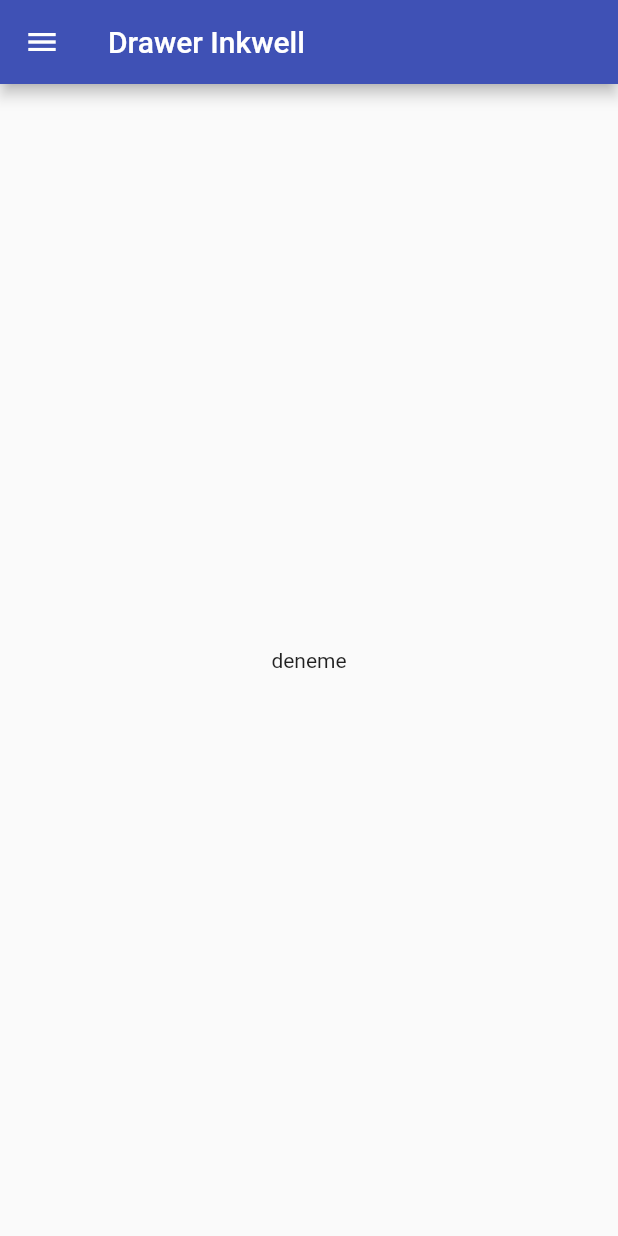
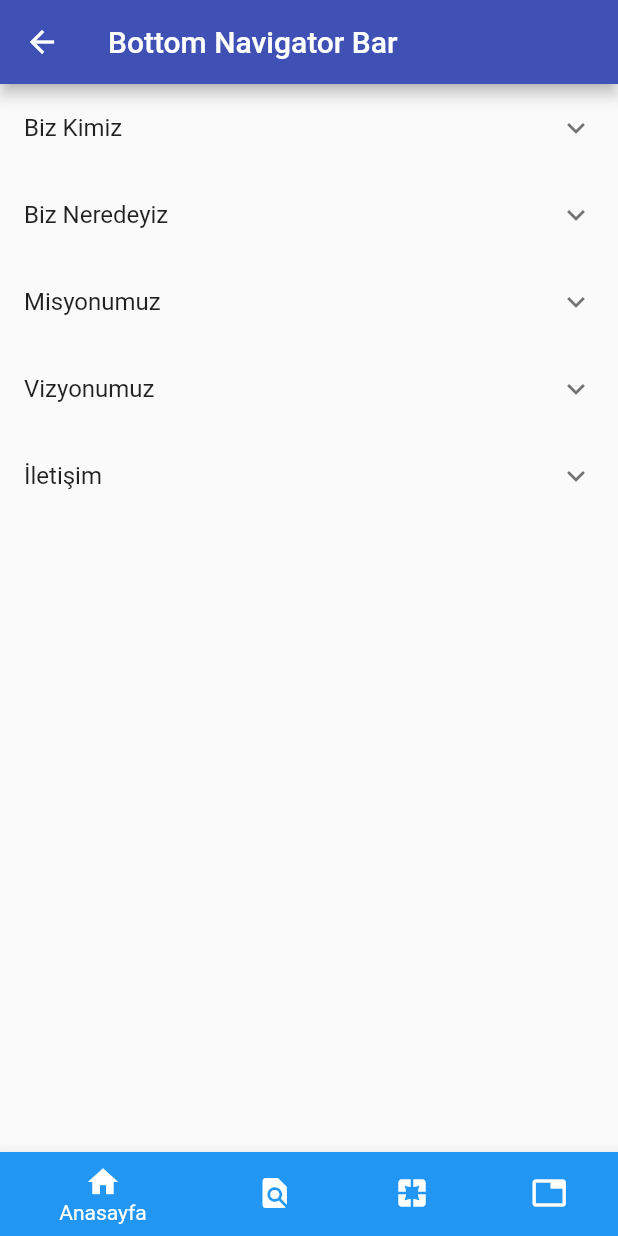
Before and after one commit to aoguz1/flutterLearn, a Flutter app: the screen it shows after launch, on a phone screen of 412 x 824 dp. Run offline on Flutter 3.47's test engine with Material 2 defaults, Android fonts, the phone set to English and light mode, and no system bars; our stand-ins replace date_format, flare_flutter, fluttertoast, google_fonts, rive.

Commit message:
tabbar , bottomNavigationBar vb widgetler  üzerinde calisildi

```diff
--- /dev/null
+++ b/lib/bottom_nvgtr_tabBars.dart/anasayfa.dart
@@ -0,0 +1,57 @@
+import 'package:flutter/material.dart';
+
+import 'models/model.dart';
+
+class AnasayfaBottom extends StatefulWidget {
+
+    AnasayfaBottom(Key k) : super(key : k);
+
+  @override
+  _AnasayfaBottomState createState() => _AnasayfaBottomState();
+}
+
+class _AnasayfaBottomState extends State<AnasayfaBottom> {
+  List<Veri> tumVeriler;
+
+  @override
+  void initState() {
+    // TODO: implement initState
+    super.initState();
+    tumVeriler = [
+      Veri("Biz Kimiz", false, "Biz kimiz içeriği buraya gelecek"),
+      Veri("Biz Neredeyiz", false, "Biz neredeyiz içeriği buraya gelecek"),
+      Veri("Misyonumuz", false, "Misyonumuz içeriği buraya gelecek"),
+      Veri("Vizyonumuz", false, "Vizyonumuz içeriği buraya gelecek"),
+      Veri("İletişim", false, "İletişim içeriği buraya gelecek"),
+    ];
+  }
+
+  @override
+  Widget build(BuildContext context) {
+    return Container(
+      child: ListView.builder(
+        itemCount: tumVeriler.length,
+        itemBuilder: (BuildContext context, int index) {
+          return ExpansionTile(
+            key: PageStorageKey("$index"),   // bu bölümde birden çok index ve açılır kapanır menu olduğu için key değerlerinin index'e göre tutulması uygun olandir. Arama sayfasında ise bu tarz bir şey kullanmadık çünkü oraya gönderdiğimiz key sayfanın bulunduğu konumu tutuyordu.
+            initiallyExpanded: tumVeriler[index].expanded,
+            title: Text(tumVeriler[index].title),
+            children: <Widget>[
+              Container(
+                child: Padding(
+                  padding: const EdgeInsets.all(16.0),
+                  child: Text(tumVeriler[index].icerik),
+                ),
+                height: 100,
+                width: double.infinity,
+                color: index % 2 == 0
+                    ? Colors.blue.shade300
+                    : Colors.yellow.shade100,
+              )
+            ],
+          );
+        },
+      ),
+    );
+  }
+}
--- /dev/null
+++ b/lib/bottom_nvgtr_tabBars.dart/bottom_navigation_bar.dart
@@ -0,0 +1,100 @@
+import 'package:flutter/material.dart';
+import 'package:listeler2/bottom_nvgtr_tabBars.dart/anasayfa.dart';
+import 'package:listeler2/bottom_nvgtr_tabBars.dart/arama.dart';
+import 'package:listeler2/bottom_nvgtr_tabBars.dart/page_view.dart';
+import 'package:listeler2/bottom_nvgtr_tabBars.dart/tabbar.dart';
+
+
+import 'package:listeler2/main.dart';
+
+class BottomNvgtrBar extends StatefulWidget {
+  BottomNvgtrBar({Key key}) : super(key: key);
+
+  @override
+  _BottomNvgtrBarState createState() => _BottomNvgtrBarState();
+}
+
+class _BottomNvgtrBarState extends State<BottomNvgtrBar> {
+  int seciliIndex = 0;
+  List<Widget> tumsayfalar;
+  AnasayfaBottom sayfaAna;
+  AramaSayfasi sayfaArama;
+  PageViewOrnek sayfaPageView;
+  var aramaSayfaKeyStorage = PageStorageKey("arama_key");
+  var anasayfaKeyStorage = PageStorageKey("anasayfa_key"); // burada tanımladığımız "anasayfa_key" değerini diğer pageStorageKeyler ile ayrılması içindir.
+
+  @override
+  void initState() {
+    // TODO: implement initState
+    super.initState();
+    sayfaAna = AnasayfaBottom(anasayfaKeyStorage); // yukarıda tanımlamış olduğumuz  pageStorageKey'leri oluşturuğumuz dart dosylarına gönderiyoruz , gönderdiğimiz keyleri dosyalarda consructor tanımlayarak almamız gerekli
+    sayfaPageView = PageViewOrnek();
+    sayfaArama = AramaSayfasi(aramaSayfaKeyStorage);
+    tumsayfalar = [
+      sayfaAna,
+      sayfaArama,
+      sayfaPageView
+    ]; // ayrı dart dosyalarında oluşturduğumuz(anasayfa.dart , arama.dart) dosyalarını üst tarafta tanımlaryıp dosyaların class adlarını kullanarak ilk onlardan bir nesne oluşturup yukarıda tanımladığımız değişkenlere atıp onlardan nesneler oluştutup oluşturduğumuz deişkenleri bir liste içine atıp , liste ile kolay bir şekilde  sayfa yönetimi yapabilir hale geldik.
+  }
+
+  @override
+  Widget build(BuildContext context) {
+    return Container(
+      child: Scaffold(
+        appBar: AppBar(
+          title: Text("Bottom Navigator Bar"),
+        ),
+        body: seciliIndex <= tumsayfalar.length -1
+            ? tumsayfalar[seciliIndex]
+            : tumsayfalar[0],
+        bottomNavigationBar: bottomNavMenu(),
+      ),
+    );
+  }
+
+  Theme bottomNavMenu() {
+    return Theme(
+      data: ThemeData(
+        canvasColor: Colors.teal
+            .shade100, // theme data üzerinde istediğimiz gibi      özelleştirmeler yapabiliriz.
+        primaryColor: Colors.black,
+      ),
+      child: BottomNavigationBar(
+        items: <BottomNavigationBarItem>[
+          BottomNavigationBarItem(
+              icon: Icon(Icons.home),
+              title: Text("Anasayfa"),
+              backgroundColor: Colors.blue),
+          BottomNavigationBarItem(
+              icon: Icon(Icons.find_in_page),
+              title: Text("Arama"),
+              activeIcon: Icon(Icons
+                  .business_center), // üzerinde tıkladığında burada vereceğimiz icon devreye girer.
+              backgroundColor: Colors.teal),
+          BottomNavigationBarItem(
+              icon: Icon(Icons.pages),
+              title: Text("Page View"),
+              backgroundColor: Colors.grey),
+          BottomNavigationBarItem(
+              icon: Icon(Icons.tab),
+              title: Text("Tabbar Örnek"),
+              backgroundColor: Colors.brown),
+
+        ],
+        currentIndex: seciliIndex,
+        type: BottomNavigationBarType
+            .shifting, //fixed tipinde verdiğimiz backgrouncolor ve (biz burada theme içine verip canvasColors'da verdik fakat background colorda da verilebilir. Fixed'de background veya themedata içine verdiğimizrenk işlem yapar, shiftingde ise her iteme verdiğimiz degeri tabbarda görmüş oluruz tabi bunun için gerekli setState kurgusunu tamamlamamız lazım )
+        onTap: (index) {
+          setState(() {
+            seciliIndex =index; // type  değeri shifting olduğunda index te bulunan renk değerini tüm alt bara uygular.
+
+
+            if (seciliIndex==3) {
+              Navigator.push(context , MaterialPageRoute(builder: (context)=>TabBarOrnek()));
+            }
+          });
+        },
+      ),
+    );
+  }
+}
--- /dev/null
+++ b/lib/bottom_nvgtr_tabBars.dart/models/model.dart
@@ -0,0 +1,7 @@
+class Veri {
+  String title;
+  bool expanded;
+  String icerik;
+
+  Veri(this.title,this.expanded,this.icerik);
+}
--- a/lib/main.dart
+++ b/lib/main.dart
@@ -1,5 +1,7 @@
 import 'package:flutter/material.dart';
 import 'package:google_fonts/google_fonts.dart';
+import 'package:listeler2/bottom_nvgtr_tabBars.dart/bottom_navigation_bar.dart';
+
 import 'package:listeler2/chapter_1/ui/myapp.dart';
 import 'package:listeler2/custom_scrolls_sliver.dart';
 import 'package:listeler2/draver_inkwell.dart';
@@ -9,6 +11,7 @@ import 'package:listeler2/rive.dart';
 import 'package:listeler2/stepper.dart';
 import 'package:listeler2/tarihSaat.dart';
 import 'package:listeler2/textform_fieldOrnek.dart';
+
 import 'custom_scrolls_sliver.dart';
 import 'diger_formElemanlari.dart';
 import 'form_islem.dart';
@@ -42,7 +45,7 @@ void main()=> runApp(Anasayfa());
     // tanumlaması : "/CPage/GPage/FPage" : (context)=> FSayfasi(),
     //-----
 
-    initialRoute: '/DraverInkwell',
+    initialRoute: '/BottomNavigation',
 
     routes: {
       // route işlemleri ile string karakterlere atadığımız değerleri sayflar arası geçişlerde kullanabiliriz.
@@ -64,6 +67,7 @@ void main()=> runApp(Anasayfa());
       '/StepperOrnek': (context) => StepperO(),
       '/FontKullanimi': (context) => FontKullanimi(),
       '/DraverInkwell' : (context) => DraverInkwell(),
+      '/BottomNavigation' : (context) => BottomNvgtrBar(),
     },
 
     onGenerateRoute: (RouteSettings settings) {
@@ -82,5 +86,5 @@ void main()=> runApp(Anasayfa());
 
     //home:NavigasyonIslemleri(),
   );
-   }
  }
+}
--- a/lib/navigator_islem.dart
+++ b/lib/navigator_islem.dart
@@ -1,4 +1,5 @@
 import 'package:flutter/material.dart';
+
 class NavigasyonIslemleri extends StatelessWidget {
   String baslik = "B Sayfası";
   @override
@@ -9,7 +10,8 @@ class NavigasyonIslemleri extends StatelessWidget {
         title: Text("Navigator app bar"),
       ),
       body: Center(
-            child: Column(children: <Widget>[
+        child: ListView(
+          children: <Widget>[
             RaisedButton(
                 child: Text(
                   "A Sayfasına Gitxs",
@@ -68,12 +70,11 @@ class NavigasyonIslemleri extends StatelessWidget {
             RaisedButton(
               child: Text("E sayfasına git ve geri gelme"),
               onPressed: () {
-              Navigator.pushReplacement(
-                  context, MaterialPageRoute(builder: (context) => ESayfasi()));
+                Navigator.pushReplacement(context,
+                    MaterialPageRoute(builder: (context) => ESayfasi()));
                 debugPrint("e sayfası calıştı");
               },
             ),
-
             RaisedButton(
               color: Colors.orange,
               child: Text("Form İşlemlerine Git"),
@@ -88,8 +89,6 @@ class NavigasyonIslemleri extends StatelessWidget {
                 Navigator.pushNamed(context, "/riveSayfa");
               },
             ),
-
-
             RaisedButton(
               color: Colors.orange,
               child: Text("TextField islemlerine git"),
@@ -100,54 +99,48 @@ class NavigasyonIslemleri extends StatelessWidget {
             RaisedButton(
               child: Text("Listeler Sayfasına Git"),
               onPressed: () => {
-
                 Navigator.pushNamed(context, "/ListeSayfasi"),
               },
             ),
-
             RaisedButton(
               child: Text("Diger form elemanlari"),
               onPressed: () => {
-
                 Navigator.pushNamed(context, "/DigerFromEleman"),
               },
             ),
-
             RaisedButton(
               child: Text("Tarih saat işlemlerine git"),
               onPressed: () => {
-
                 Navigator.pushNamed(context, "/TarihSaat"),
               },
             ),
-
-
             RaisedButton(
               child: Text("Stepper örneğine git"),
               onPressed: () => {
-
                 Navigator.pushNamed(context, "/StepperOrnek"),
               },
             ),
-
             RaisedButton(
               child: Text("Font Kullanımı"),
               onPressed: () => {
-
                 Navigator.pushNamed(context, "/FontKullanimi"),
               },
             ),
-
             RaisedButton(
               child: Text("Draver ve Inkwell kullanımı"),
               onPressed: () => {
-
                 Navigator.pushNamed(context, "/DraverInkwell"),
               },
             ),
-
-
-        ])));
+            RaisedButton(
+              onPressed: () =>
+                  {Navigator.pushNamed(context, "/BottomNavigation")},
+              child: Text("Bottom Navigator Örneğine Git"),
+            ),
+          ],
+        ),
+      ),
+    );
   }
 }
 
@@ -162,7 +155,7 @@ class ListeSinifi extends StatelessWidget {
           itemCount: 30,
           itemBuilder: (context, int index) {
             return GestureDetector(
-              onTap: (){
+              onTap: () {
                 Navigator.pushNamed(context, "/detay/$index");
                 //Navigator.push(context, MaterialPageRoute(builder: (context)=>ListeDetay(index)))
                 // on genrate route kullanmak istemeseydik bu şekilde yapacaktık.
@@ -179,7 +172,7 @@ class ListeSinifi extends StatelessWidget {
 }
 
 class ListeDetay extends StatelessWidget {
-int indexDegeri=0;
+  int indexDegeri = 0;
   ListeDetay(this.indexDegeri);
 
   @override
@@ -188,8 +181,7 @@ ListeDetay(this.indexDegeri);
       appBar: AppBar(
         title: Text("Liste Detay Sayfası"),
       ),
-        body:Center(child: Text("Tıklanılan index degeri $indexDegeri")),
-
+      body: Center(child: Text("Tıklanılan index degeri $indexDegeri")),
     );
   }
 }
```
Also changed, not shown: lib/bottom_nvgtr_tabBars.dart/arama.dart (added, +36 -0 lines), lib/bottom_nvgtr_tabBars.dart/page_view.dart (added, +131 -0 lines), lib/bottom_nvgtr_tabBars.dart/tabbar.dart (added, +96 -0 lines). Lines whose indentation alone changed are shown as unchanged.
